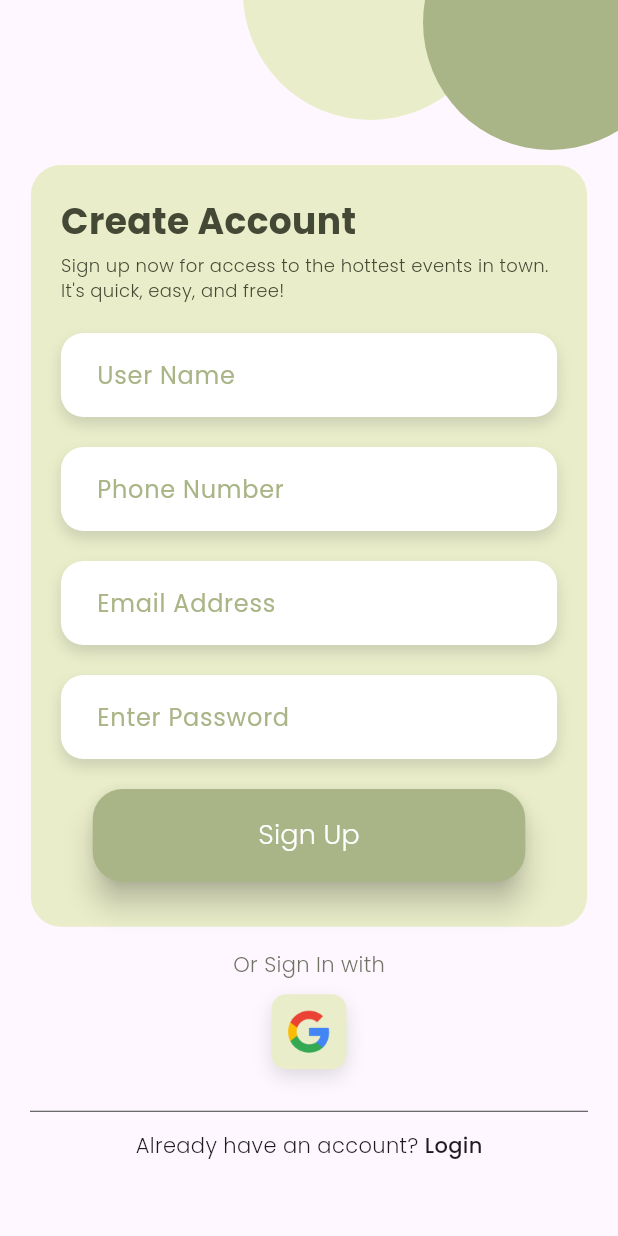
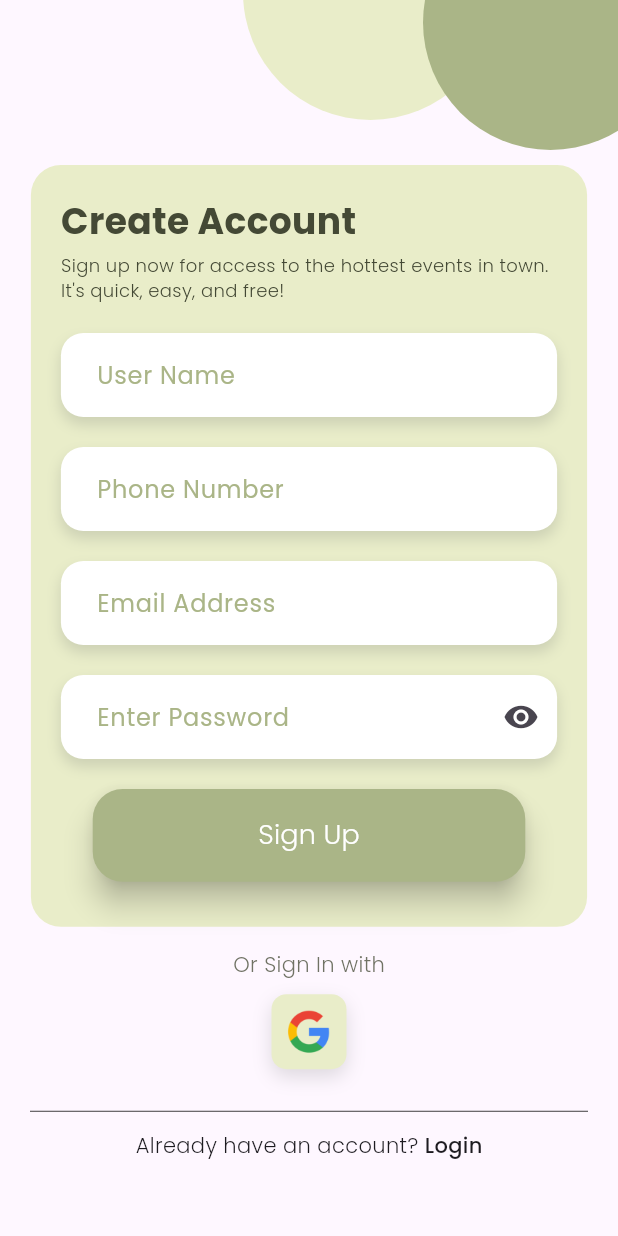
Before and after one commit to haadiyaa/eventeaze, a Flutter app: the SignUpPage screen opened directly, after a tap on "Login", after a tap on "Sign Up", on a phone screen of 412 x 824 dp. Run offline on Flutter 3.47's test engine with Material 3 defaults, Android fonts, the light colour scheme and no system bars; our stand-ins replace bloc, cloud_firestore, equatable, firebase_auth, firebase_core, flutter_bloc and 2 more; accounts and stored records are empty.

Commit message:
password visibility

```diff
--- a/lib/app/bloc/bottonNavbloc/bottomnav_event.dart
+++ b/lib/app/bloc/bottonNavbloc/bottomnav_event.dart
@@ -9,7 +9,8 @@ abstract class BottomnavEvent extends Equatable {
 class TabChangeEvent extends BottomnavEvent {
   final int tabIndex;
 
-  TabChangeEvent({required this.tabIndex});
+  const TabChangeEvent({required this.tabIndex});
+
   @override
   List<Object> get props => [tabIndex];
 }
--- a/lib/app/bloc/bottonNavbloc/bottomnav_state.dart
+++ b/lib/app/bloc/bottonNavbloc/bottomnav_state.dart
@@ -9,7 +9,7 @@ abstract class BottomnavState extends Equatable {
 }
 
 class BottomnavInitial extends BottomnavState {
-  BottomnavInitial({required super.tabIndex});
+  const BottomnavInitial({required super.tabIndex});
 
   @override
   List<Object> get props => [tabIndex];
--- /dev/null
+++ b/lib/app/bloc/cubit/password_cubit.dart
@@ -0,0 +1,11 @@
+import 'package:bloc/bloc.dart';
+import 'package:equatable/equatable.dart';
+
+
+class PasswordCubit extends Cubit<bool> {
+  PasswordCubit() : super(false);
+
+  void toggleVisibilty (){
+    emit(!state);
+  }
+}
--- a/lib/app/view/screens/forgotpass_page.dart
+++ b/lib/app/view/screens/forgotpass_page.dart
@@ -87,7 +87,7 @@ class ForgotPassPage extends StatelessWidget {
                           children: [
                             CustomTextField(
                               controller: _emailController,
-                              hintText: 'Email address',
+                              labelText: 'Email address',
                               validator: (value) {
                                 if (value == null || value.isEmpty) {
                                   return "Email is required";
--- a/lib/app/view/screens/login_page.dart
+++ b/lib/app/view/screens/login_page.dart
@@ -115,7 +115,7 @@ class LoginPage extends StatelessWidget {
                           children: [
                             CustomTextField(
                               controller: _emailController,
-                              hintText: 'Email Address',
+                              labelText: 'Email Address',
                               validator: (value) {
                                 if (value == null || value.isEmpty) {
                                   return "Email is required";
@@ -129,8 +129,9 @@ class LoginPage extends StatelessWidget {
                             ),
                             // const SizedBox(height: 10,),
                             CustomTextField(
+                              obscuretext: true,
                               controller: _passwordController,
-                              hintText: 'Enter Password',
+                              labelText: 'Enter Password',
                               validator: (value) {
                                 final paswd = RegExp(
                                     r'^(?=.*?[A-Z])(?=.*?[a-z])(?=.*?[0-9])(?=.*?[!@#\$&*~]).{8,}$');
--- a/lib/app/view/screens/signuppage.dart
+++ b/lib/app/view/screens/signuppage.dart
@@ -115,7 +115,7 @@ class SignUpPage extends StatelessWidget {
                       children: [
                         CustomTextField(
                           controller: _nameController,
-                          hintText: 'User Name',
+                          labelText: 'User Name',
                           validator: (value) {
                             final name = RegExp(r'^[A-Za-z\s]{3,}[\s]*$');
                             if (value!.isEmpty) {
@@ -127,7 +127,7 @@ class SignUpPage extends StatelessWidget {
                         ),
                         CustomTextField(
                           controller: _phoneController,
-                          hintText: 'Phone Number',
+                          labelText: 'Phone Number',
                           validator: (value) {
                             final reg2 = RegExp(r"^[6789]\d{9}[\s]*$");
                             if (value!.isEmpty) {
@@ -141,7 +141,7 @@ class SignUpPage extends StatelessWidget {
                         ),
                         CustomTextField(
                           controller: _emailController,
-                          hintText: 'Email Address',
+                          labelText: 'Email Address',
                           validator: (value) {
                             if (value == null || value.isEmpty) {
                               return "Email is required";
@@ -154,8 +154,9 @@ class SignUpPage extends StatelessWidget {
                           },
                         ),
                         CustomTextField(
+                          obscuretext: true,
                           controller: _passwordController,
-                          hintText: 'Enter Password',
+                          labelText: 'Enter Password',
                           validator: (value) {
                             final paswd = RegExp(
                                 r'^(?=.*?[A-Z])(?=.*?[a-z])(?=.*?[0-9])(?=.*?[!@#\$&*~]).{8,}$');
--- a/lib/app/view/widgets/textfields/customtextfield.dart
+++ b/lib/app/view/widgets/textfields/customtextfield.dart
@@ -1,62 +1,98 @@
+import 'package:eventeaze/app/bloc/cubit/password_cubit.dart';
 import 'package:flutter/material.dart';
+import 'package:flutter_bloc/flutter_bloc.dart';
 
 class CustomTextField extends StatelessWidget {
   const CustomTextField({
     super.key,
     required this.controller,
-    required this.hintText,
+    // required this.hintText,
     this.validator,
+    required this.labelText,
+    this.keyboardType,
+    this.obscuretext = false,
   });
   final TextEditingController controller;
-  final String hintText;
+  // final String hintText;
+  final String labelText;
   final String? Function(String?)? validator;
+  final TextInputType? keyboardType;
+  final bool obscuretext;
 
   @override
   Widget build(BuildContext context) {
+    return BlocProvider(
+      create: (context) => PasswordCubit(),
+      child: BlocBuilder<PasswordCubit, bool>(
+        builder: (context, state) {
           return Container(
             margin: const EdgeInsets.symmetric(vertical: 10),
             decoration: BoxDecoration(
               color: Colors.transparent,
               boxShadow: [
                 BoxShadow(
-            color:const  Color.fromARGB(255, 93, 99, 99).withOpacity(0.2),
+                  color: const Color.fromARGB(255, 93, 99, 99).withOpacity(0.2),
                   blurRadius: 7,
                   offset: const Offset(0, 5),
                 ),
               ],
               borderRadius: BorderRadius.circular(15),
             ),
-      child: TextFormField(
-        autovalidateMode:AutovalidateMode.onUserInteraction ,
+            child: BlocBuilder<PasswordCubit, bool>(
+              builder: (context, isPasswordVisible) {
+                return TextFormField(
+                  obscureText: obscuretext&& !isPasswordVisible,
+                  keyboardType: keyboardType ?? TextInputType.name,
+                  autovalidateMode: AutovalidateMode.onUserInteraction,
                   controller: controller,
                   validator: validator,
                   decoration: InputDecoration(
-          hintText: hintText,
-          contentPadding:const  EdgeInsets.symmetric(
+                    suffixIcon: obscuretext
+                        ? IconButton(
+                            onPressed: () {
+                              context.read<PasswordCubit>().toggleVisibilty();
+                            },
+                            icon: Icon(
+                              isPasswordVisible
+                                  ? Icons.visibility_off
+                                  : Icons.visibility,
+                            ),
+                          )
+                        : null,
+                    // hintText: hintText,
+                    contentPadding: const EdgeInsets.symmetric(
                       horizontal: 20,
                       vertical: 16,
                     ),
-          hintStyle: const TextStyle(color: Color.fromARGB(255, 170, 181, 135)),
+                    labelText: labelText,
+                    labelStyle: const TextStyle(
+                        color: Color.fromARGB(255, 170, 181, 135)),
+                    // hintStyle:
                     filled: true,
                     fillColor: Colors.white,
-          enabledBorder:  OutlineInputBorder(
+                    enabledBorder: OutlineInputBorder(
                       borderSide: BorderSide.none,
                       borderRadius: BorderRadius.circular(15),
                     ),
-          focusedBorder:  OutlineInputBorder(
+                    focusedBorder: OutlineInputBorder(
                       borderSide: BorderSide.none,
                       borderRadius: BorderRadius.circular(15),
                     ),
-          border:  OutlineInputBorder(
+                    border: OutlineInputBorder(
                       borderSide: BorderSide.none,
                       borderRadius: BorderRadius.circular(15),
                     ),
                     errorStyle: const TextStyle(fontSize: 10),
-          errorBorder:  OutlineInputBorder(
+                    errorBorder: OutlineInputBorder(
                       borderSide: BorderSide.none,
                       borderRadius: BorderRadius.circular(15),
                     ),
                   ),
+                );
+              },
+            ),
+          );
+        },
       ),
     );
   }
```
Lines whose indentation alone changed are shown as unchanged.
